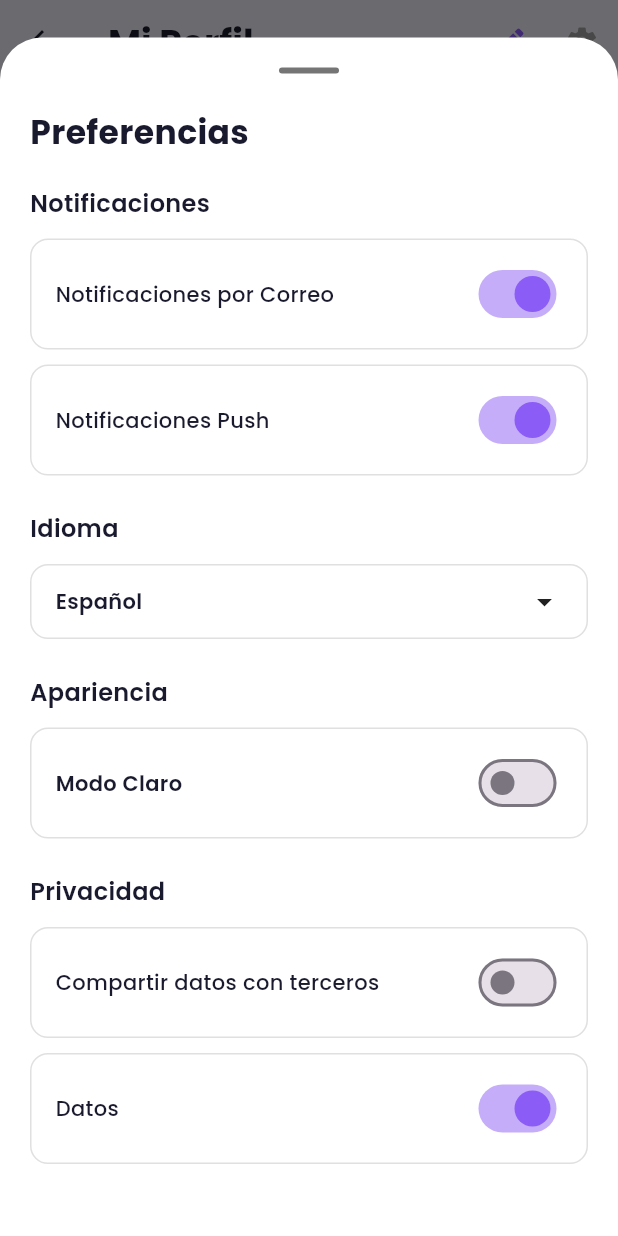
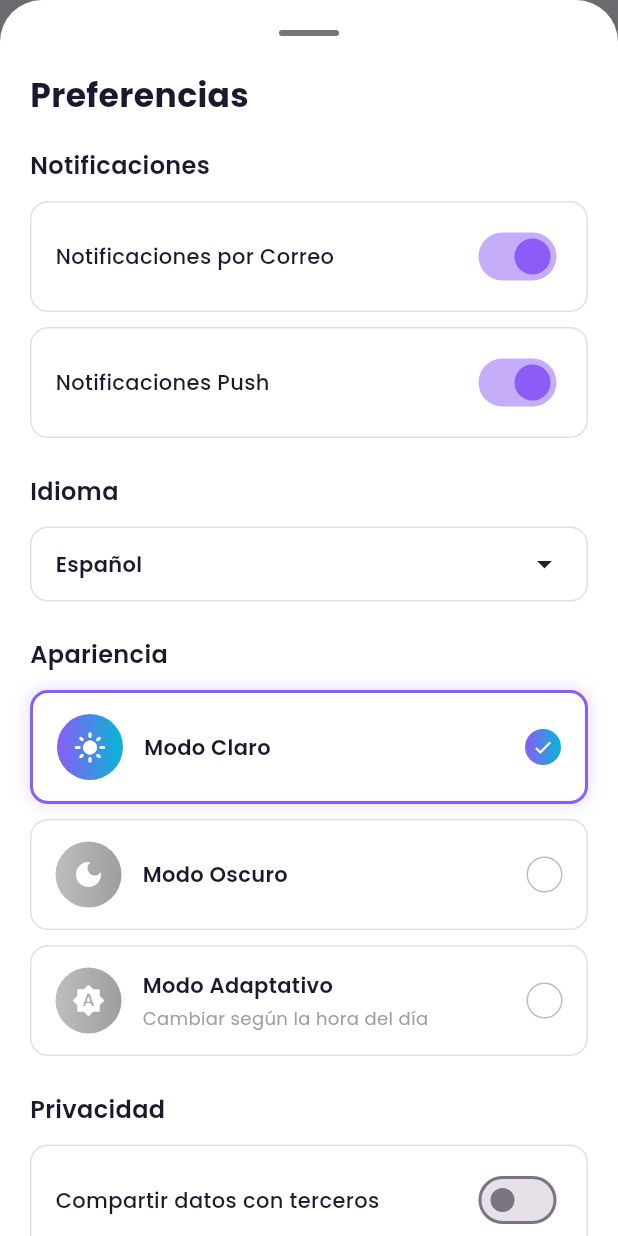
Before and after one commit to Ameri50/repoproyect, a Flutter app: the ProfileScreen screen opened directly, scrolled down 289 dp, after a tap on the "settings" icon, on a phone screen of 412 x 824 dp. Run offline on Flutter 3.47's test engine with Material 3 defaults, Android fonts, the phone set to English and light mode, and no system bars; drawn by our look-alikes of flutter_animate; our stand-ins replace google_fonts, image_picker; network calls fail.

Commit message:
modo claro y oscuro

```diff
--- a/lib/screens/profile_screen.dart
+++ b/lib/screens/profile_screen.dart
@@ -82,6 +82,10 @@ class _ProfileScreenState extends State<ProfileScreen> {
       'respuesta3': 'Ve a Preferencias > Idioma y selecciona tu idioma preferido.',
       'pregunta4': '¿Cómo activo el modo oscuro?',
       'respuesta4': 'Ve a Preferencias > Apariencia y activa el modo oscuro.',
+      'modoClaro': 'Modo Claro',
+      'modoOscuro': 'Modo Oscuro',
+      'modoAdaptativo': 'Modo Adaptativo',
+      'modoAdaptativoDesc': 'Cambiar según la hora del día',
     },
     'en': {
       'perfil': 'My Profile',
@@ -142,6 +146,10 @@ class _ProfileScreenState extends State<ProfileScreen> {
       'respuesta3': 'Go to Preferences > Language and select your preferred language.',
       'pregunta4': 'How do I enable dark mode?',
       'respuesta4': 'Go to Preferences > Appearance and enable dark mode.',
+      'modoClaro': 'Light Mode',
+      'modoOscuro': 'Dark Mode',
+      'modoAdaptativo': 'Adaptive Mode',
+      'modoAdaptativoDesc': 'Change based on time of day',
     },
   };
 
@@ -851,6 +859,7 @@ class _ProfileScreenState extends State<ProfileScreen> {
             bool pushNotif = true;
             bool dataSharing = false;
             bool analytics = true;
+            bool adaptiveMode = themeProvider.isAdaptiveMode;
 
             return Container(
               decoration: BoxDecoration(
@@ -993,33 +1002,59 @@ class _ProfileScreenState extends State<ProfileScreen> {
                         ),
                       ),
                       const SizedBox(height: 12),
-                      Container(
-                        padding: const EdgeInsets.symmetric(horizontal: 16, vertical: 12),
-                        decoration: BoxDecoration(
-                          borderRadius: BorderRadius.circular(12),
-                          color: cardColor,
-                          border: Border.all(color: borderColor),
-                        ),
-                        child: Row(
-                          mainAxisAlignment: MainAxisAlignment.spaceBetween,
-                          children: [
-                            Text(
-                              isDarkMode ? 'Modo Oscuro' : 'Modo Claro',
-                              style: GoogleFonts.poppins(
-                                fontSize: 14,
-                                fontWeight: FontWeight.w600,
-                                color: textColor,
-                              ),
-                            ),
-                            Switch(
-                              value: isDarkMode,
-                              onChanged: (value) {
-                                themeProvider.toggleTheme();
-                              },
-                              activeThumbColor: const Color(0xFF8b5cf6),
-                            ),
-                          ],
-                        ),
+
+                      // Modo Claro
+                      _buildThemeModeButton(
+                        label: getText('modoClaro', selectedLanguage),
+                        icon: Icons.light_mode,
+                        isSelected: !isDarkMode && !adaptiveMode,
+                        onTap: () {
+                          setStateModal(() {
+                            adaptiveMode = false;
+                          });
+                          themeProvider.setThemeMode(ThemeMode.light);
+                        },
+                        isDarkMode: isDarkMode,
+                        textColor: textColor,
+                        cardColor: cardColor,
+                        borderColor: borderColor,
+                      ),
+                      const SizedBox(height: 10),
+
+                      // Modo Oscuro
+                      _buildThemeModeButton(
+                        label: getText('modoOscuro', selectedLanguage),
+                        icon: Icons.dark_mode,
+                        isSelected: isDarkMode && !adaptiveMode,
+                        onTap: () {
+                          setStateModal(() {
+                            adaptiveMode = false;
+                          });
+                          themeProvider.setThemeMode(ThemeMode.dark);
+                        },
+                        isDarkMode: isDarkMode,
+                        textColor: textColor,
+                        cardColor: cardColor,
+                        borderColor: borderColor,
+                      ),
+                      const SizedBox(height: 10),
+
+                      // Modo Adaptativo
+                      _buildThemeModeButton(
+                        label: getText('modoAdaptativo', selectedLanguage),
+                        subtitle: getText('modoAdaptativoDesc', selectedLanguage),
+                        icon: Icons.brightness_auto,
+                        isSelected: adaptiveMode,
+                        onTap: () {
+                          setStateModal(() {
+                            adaptiveMode = true;
+                          });
+                          themeProvider.setAdaptiveMode(true);
+                        },
+                        isDarkMode: isDarkMode,
+                        textColor: textColor,
+                        cardColor: cardColor,
+                        borderColor: borderColor,
                       ),
 
                       const SizedBox(height: 24),
@@ -1071,6 +1106,117 @@ class _ProfileScreenState extends State<ProfileScreen> {
           },
         );
       },
+    );
+  }
+
+  Widget _buildThemeModeButton({
+    required String label,
+    String? subtitle,
+    required IconData icon,
+    required bool isSelected,
+    required VoidCallback onTap,
+    required bool isDarkMode,
+    required Color textColor,
+    required Color? cardColor,
+    required Color? borderColor,
+  }) {
+    return GestureDetector(
+      onTap: onTap,
+      child: Container(
+        padding: const EdgeInsets.symmetric(horizontal: 16, vertical: 14),
+        decoration: BoxDecoration(
+          borderRadius: BorderRadius.circular(12),
+          color: cardColor,
+          border: Border.all(
+            color: isSelected ? const Color(0xFF8b5cf6) : borderColor!,
+            width: isSelected ? 2 : 1,
+          ),
+          boxShadow: isSelected
+              ? [
+                  BoxShadow(
+                    color: const Color(0xFF8b5cf6).withOpacity(0.2),
+                    blurRadius: 8,
+                    spreadRadius: 1,
+                  ),
+                ]
+              : [],
+        ),
+        child: Row(
+          children: [
+            Container(
+              width: 44,
+              height: 44,
+              decoration: BoxDecoration(
+                shape: BoxShape.circle,
+                gradient: LinearGradient(
+                  colors: isSelected
+                      ? [const Color(0xFF8b5cf6), const Color(0xFF06b6d4)]
+                      : [Colors.grey[400]!, Colors.grey[500]!],
+                ),
+              ),
+              child: Icon(
+                icon,
+                color: Colors.white,
+                size: 22,
+              ),
+            ),
+            const SizedBox(width: 14),
+            Expanded(
+              child: Column(
+                crossAxisAlignment: CrossAxisAlignment.start,
+                children: [
+                  Text(
+                    label,
+                    style: GoogleFonts.poppins(
+                      fontSize: 14,
+                      fontWeight: FontWeight.w600,
+                      color: textColor,
+                    ),
+                  ),
+                  if (subtitle != null) ...[
+                    const SizedBox(height: 3),
+                    Text(
+                      subtitle,
+                      style: GoogleFonts.poppins(
+                        fontSize: 12,
+                        fontWeight: FontWeight.w400,
+                        color: isDarkMode ? Colors.grey[500] : Colors.grey[500],
+                      ),
+                    ),
+                  ],
+                ],
+              ),
+            ),
+            if (isSelected)
+              Container(
+                width: 24,
+                height: 24,
+                decoration: const BoxDecoration(
+                  shape: BoxShape.circle,
+                  gradient: LinearGradient(
+                    colors: [Color(0xFF8b5cf6), Color(0xFF06b6d4)],
+                  ),
+                ),
+                child: const Icon(
+                  Icons.check,
+                  color: Colors.white,
+                  size: 14,
+                ),
+              )
+            else
+              Container(
+                width: 24,
+                height: 24,
+                decoration: BoxDecoration(
+                  shape: BoxShape.circle,
+                  border: Border.all(
+                    color: isDarkMode ? Colors.grey[600]! : Colors.grey[400]!,
+                  ),
+                ),
+              ),
+          ],
+        ),
+      ),
     );
   }
 
```
Also changed, not shown: lib/providers/theme_provider.dart (+91 -11 lines).
